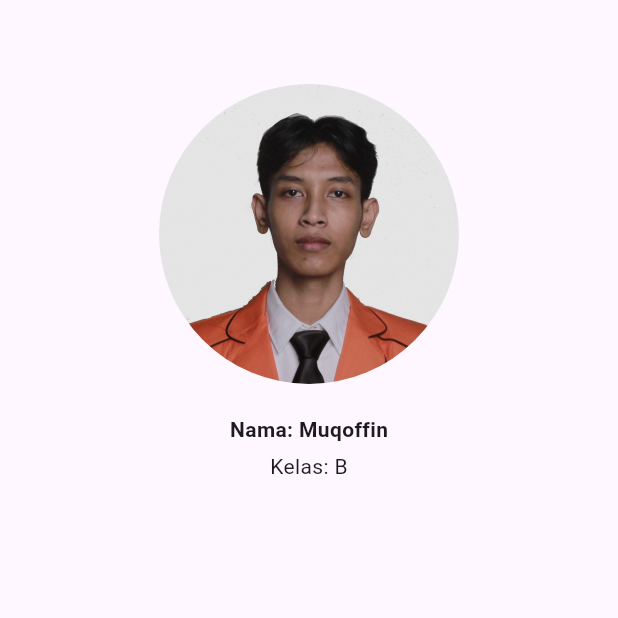
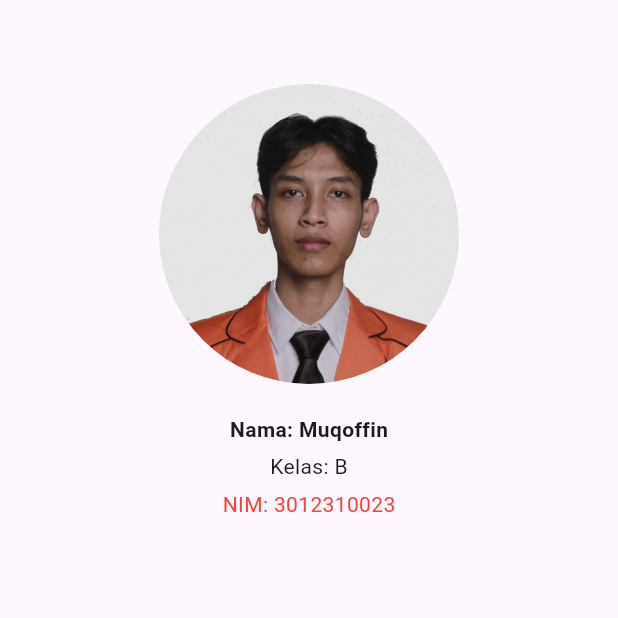
Before and after one commit to initheo/QuestSatu_0023, a Flutter app: the screen it shows after launch, on a phone screen of 412 x 824 dp, the top half of it. Run offline on Flutter 3.47's test engine with Material 3 defaults, Android fonts, the phone set to English and light mode, and no system bars.

Commit message:
feat: add NIM display to profile page

```diff
--- a/lib/main.dart
+++ b/lib/main.dart
@@ -60,6 +60,8 @@ class MyHomePage extends StatelessWidget {
             ),
             SizedBox(height: 5),
             Text("Kelas: B"),
+            SizedBox(height: 5),
+            Text("NIM: 3012310023", style: TextStyle(color: Colors.red)),
           ],
         ),
       ),
```
